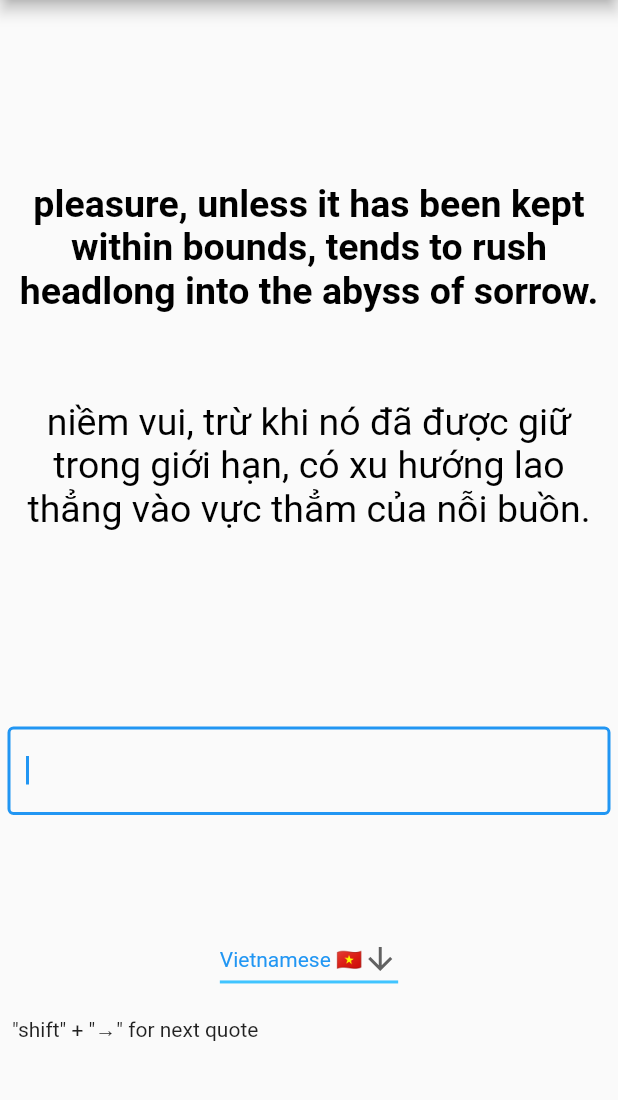
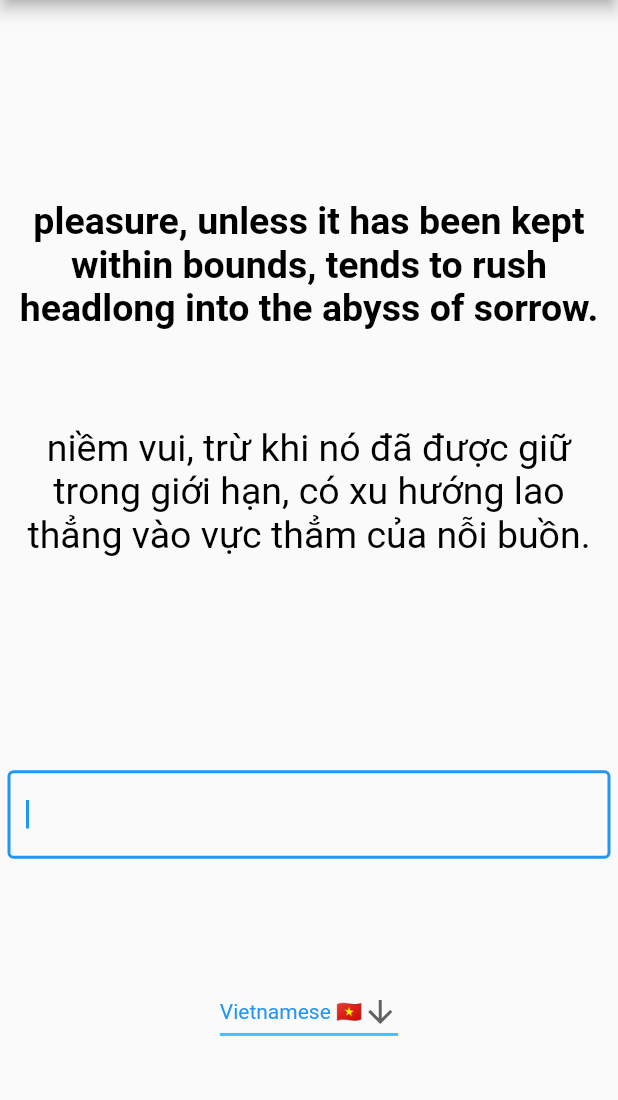
Before and after one commit to PrimeTimeTran/semantics, a Flutter app: the screen it shows after launch, on a phone screen of 412 x 824 dp, the part 75-1175 px from its top. Run offline on Flutter 3.47's test engine with Material 2 defaults, Android fonts, the phone set to English and light mode, and no system bars; our stand-ins replace faker, firebase_analytics, firebase_auth, firebase_core, firebase_database, video_player; missing offline and left inert: dart:html; accounts and stored records are empty.

Commit message:
Remove prompt from mobile

```diff
--- a/lib/screens/composer.dart
+++ b/lib/screens/composer.dart
@@ -102,6 +102,11 @@ class _ComposerState extends State<Composer> {
 
   @override
   Widget build(BuildContext context) {
+    var shortestSide = MediaQuery.of(context).size.shortestSide;
+
+    final bool useMobileLayout = shortestSide < 600;
+
+
     return CallbackShortcuts(
       bindings: {
         const SingleActivator(LogicalKeyboardKey.arrowRight, shift: true):
@@ -115,7 +120,9 @@ class _ComposerState extends State<Composer> {
               child: QuotePanel(quote, text, translatedQuote, changeLanguage,
                   checkPhraseCompleted, nextQuote),
             ),
-            Padding(
+            useMobileLayout
+                ? Container()
+                : Padding(
               padding: const EdgeInsets.all(8.0),
               child: Row(
                 children: [
```
Also changed, not shown: 1 other file.
